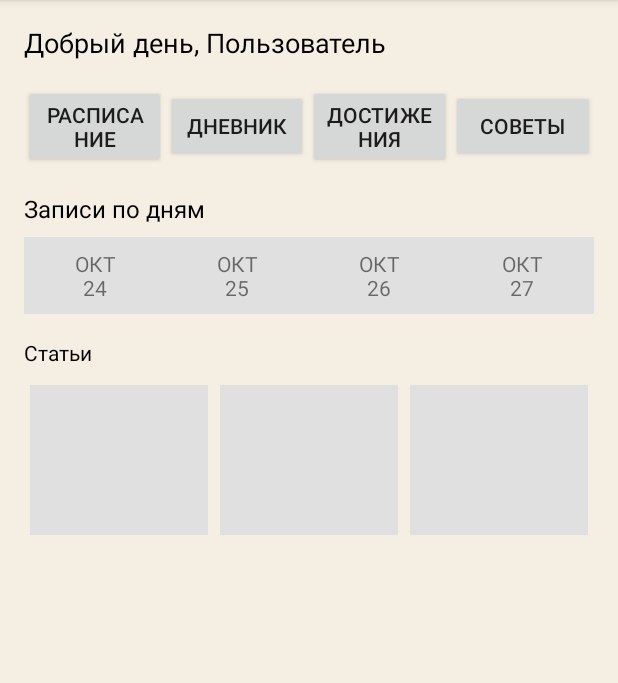
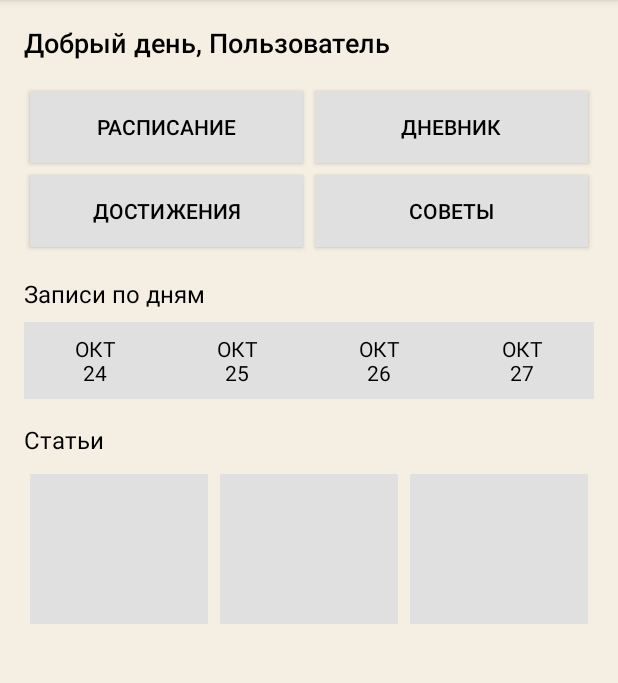
Before and after one commit to FelixWinchester/_MentalHealth, an Android app built with Jetpack Compose: the screen it shows after launch (MainActivity), on a phone screen of 412 x 824 dp, the part 84-767 px from its top. Run offline under Robolectric (Android 15) with nearby library versions, the phone set to English and light mode, and no system bars.

Commit message:
New buttons and optimization

```diff
--- a/TRPO_proj/app/src/main/res/layout/activity_main.xml
+++ b/TRPO_proj/app/src/main/res/layout/activity_main.xml
@@ -18,47 +18,61 @@
             android:text="Добрый день, Пользователь"
             android:textSize="18sp"
             android:textColor="#000000"
-            android:layout_marginBottom="16dp" />
+            android:layout_marginBottom="16dp"
+            android:fontFamily="sans-serif-medium" />
 
-        <!-- Кнопки сверху -->
-        <LinearLayout
+        <!-- Кнопки 2x2 -->
+        <GridLayout
             android:layout_width="match_parent"
             android:layout_height="wrap_content"
-            android:orientation="horizontal"
+            android:columnCount="2"
+            android:rowCount="2"
             android:layout_marginBottom="16dp"
-            android:gravity="center"
-            android:weightSum="4">
+            android:alignmentMode="alignMargins"
+            android:useDefaultMargins="true">
 
             <Button
                 android:id="@+id/btnSchedule"
                 android:layout_width="0dp"
                 android:layout_height="wrap_content"
-                android:layout_weight="1"
-                android:text="Расписание" />
+                android:layout_rowWeight="1"
+                android:layout_columnWeight="1"
+                android:text="Расписание"
+                android:background="#E0E0E0"
+                android:textColor="#000000" />
 
             <Button
                 android:id="@+id/btnDiary"
                 android:layout_width="0dp"
                 android:layout_height="wrap_content"
-                android:layout_weight="1"
-                android:text="Дневник" />
+                android:layout_rowWeight="1"
+                android:layout_columnWeight="1"
+                android:text="Дневник"
+                android:background="#E0E0E0"
+                android:textColor="#000000" />
 
             <Button
                 android:id="@+id/btnSetGoal"
                 android:layout_width="0dp"
                 android:layout_height="wrap_content"
-                android:layout_weight="1"
-                android:text="Достижения" />
+                android:layout_rowWeight="1"
+                android:layout_columnWeight="1"
+                android:text="Достижения"
+                android:background="#E0E0E0"
+                android:textColor="#000000" />
 
             <Button
                 android:id="@+id/btnTips"
                 android:layout_width="0dp"
                 android:layout_height="wrap_content"
-                android:layout_weight="1"
-                android:text="Советы" />
-        </LinearLayout>
+                android:layout_rowWeight="1"
+                android:layout_columnWeight="1"
+                android:text="Советы"
+                android:background="#E0E0E0"
+                android:textColor="#000000" />
+        </GridLayout>
 
-        <!-- Календарь -->
+        <!-- Остальной интерфейс -->
         <TextView
             android:layout_width="match_parent"
             android:layout_height="wrap_content"
@@ -80,16 +94,18 @@
                 android:text="ОКТ\n24"
                 android:gravity="center"
                 android:background="#E0E0E0"
-                android:padding="8dp" />
+                android:padding="8dp"
+                android:textColor="#000000" />
 
             <TextView
                 android:layout_width="0dp"
                 android:layout_height="wrap_content"
                 android:layout_weight="1"
-                android:text="OКТ\n25"
+                android:text="ОКТ\n25"
                 android:gravity="center"
                 android:background="#E0E0E0"
-                android:padding="8dp" />
+                android:padding="8dp"
+                android:textColor="#000000" />
 
             <TextView
                 android:layout_width="0dp"
@@ -98,7 +114,8 @@
                 android:text="ОКТ\n26"
                 android:gravity="center"
                 android:background="#E0E0E0"
-                android:padding="8dp" />
+                android:padding="8dp"
+                android:textColor="#000000" />
 
             <TextView
                 android:layout_width="0dp"
@@ -107,7 +124,8 @@
                 android:text="ОКТ\n27"
                 android:gravity="center"
                 android:background="#E0E0E0"
-                android:padding="8dp" />
+                android:padding="8dp"
+                android:textColor="#000000" />
         </LinearLayout>
 
         <!-- Статьи -->
@@ -116,7 +134,8 @@
             android:layout_height="wrap_content"
             android:text="Статьи"
             android:textColor="#000000"
-            android:layout_marginBottom="8dp" />
+            android:layout_marginBottom="8dp"
+            android:textSize="16sp" />
 
         <LinearLayout
             android:layout_width="match_parent"
@@ -124,6 +143,7 @@
             android:orientation="horizontal">
 
             <View
+                android:id="@+id/article1"
                 android:layout_width="0dp"
                 android:layout_height="100dp"
                 android:layout_weight="1"
@@ -131,6 +151,7 @@
                 android:layout_margin="4dp" />
 
             <View
+                android:id="@+id/article2"
                 android:layout_width="0dp"
                 android:layout_height="100dp"
                 android:layout_weight="1"
@@ -138,6 +159,7 @@
                 android:layout_margin="4dp" />
 
             <View
+                android:id="@+id/article3"
                 android:layout_width="0dp"
                 android:layout_height="100dp"
                 android:layout_weight="1"
--- a/TRPO_proj/gradle/libs.versions.toml
+++ b/TRPO_proj/gradle/libs.versions.toml
@@ -1,5 +1,5 @@
 [versions]
-agp = "8.7.0"
+agp = "8.7.2"
 kotlin = "2.0.0"
 coreKtx = "1.15.0"
 junit = "4.13.2"
```
